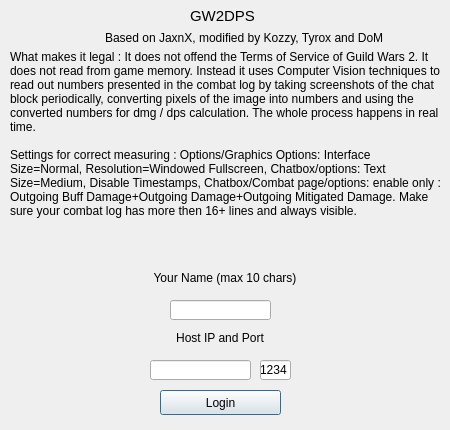
The window that mydialog.ui (Tyrox92/Gw2SPECS) describes before a commit, drawn with Qt 5.
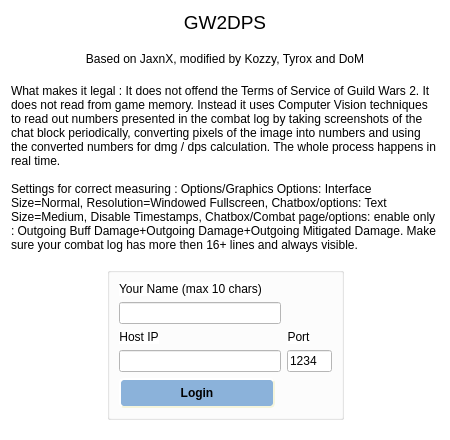
The same window after the commit.

What changed in the file:
```diff
--- a/mydialog.ui
+++ b/mydialog.ui
@@ -7,7 +7,7 @@
     <x>0</x>
     <y>0</y>
     <width>450</width>
-    <height>430</height>
+    <height>440</height>
    </rect>
   </property>
   <property name="sizePolicy">
@@ -19,180 +19,86 @@
   <property name="minimumSize">
    <size>
     <width>450</width>
-    <height>430</height>
+    <height>440</height>
    </size>
   </property>
   <property name="maximumSize">
    <size>
     <width>450</width>
-    <height>430</height>
+    <height>440</height>
    </size>
   </property>
   <property name="windowTitle">
    <string>GW2DPS</string>
   </property>
-  <widget class="QLineEdit" name="lineEdit">
-   <property name="geometry">
-    <rect>
-     <x>170</x>
-     <y>300</y>
-     <width>101</width>
-     <height>20</height>
-    </rect>
-   </property>
-   <property name="sizePolicy">
-    <sizepolicy hsizetype="Fixed" vsizetype="Fixed">
-     <horstretch>0</horstretch>
-     <verstretch>0</verstretch>
-    </sizepolicy>
-   </property>
-   <property name="maxLength">
-    <number>10</number>
-   </property>
-   <property name="readOnly">
-    <bool>false</bool>
-   </property>
-  </widget>
-  <widget class="QLabel" name="label">
-   <property name="geometry">
-    <rect>
-     <x>140</x>
-     <y>270</y>
-     <width>170</width>
-     <height>16</height>
-    </rect>
-   </property>
-   <property name="sizePolicy">
-    <sizepolicy hsizetype="Fixed" vsizetype="Fixed">
-     <horstretch>0</horstretch>
-     <verstretch>0</verstretch>
-    </sizepolicy>
-   </property>
-   <property name="text">
-    <string>Your Name (max 10 chars)</string>
-   </property>
-   <property name="alignment">
-    <set>Qt::AlignCenter</set>
-   </property>
-  </widget>
-  <widget class="QPushButton" name="pushButton">
-   <property name="geometry">
-    <rect>
-     <x>160</x>
-     <y>390</y>
-     <width>121</width>
-     <height>25</height>
-    </rect>
-   </property>
-   <property name="sizePolicy">
-    <sizepolicy hsizetype="Fixed" vsizetype="Fixed">
-     <horstretch>0</horstretch>
-     <verstretch>0</verstretch>
-    </sizepolicy>
-   </property>
-   <property name="text">
-    <string>Login</string>
-   </property>
-  </widget>
-  <widget class="QLabel" name="label_2">
-   <property name="geometry">
-    <rect>
-     <x>140</x>
-     <y>330</y>
-     <width>160</width>
-     <height>16</height>
-    </rect>
-   </property>
-   <property name="sizePolicy">
-    <sizepolicy hsizetype="Fixed" vsizetype="Fixed">
-     <horstretch>0</horstretch>
-     <verstretch>0</verstretch>
-    </sizepolicy>
-   </property>
-   <property name="text">
-    <string>Host IP and Port</string>
-   </property>
-   <property name="alignment">
-    <set>Qt::AlignCenter</set>
-   </property>
-  </widget>
-  <widget class="QLineEdit" name="lineEdit_2">
-   <property name="geometry">
-    <rect>
-     <x>150</x>
-     <y>360</y>
-     <width>101</width>
-     <height>20</height>
-    </rect>
-   </property>
-   <property name="sizePolicy">
-    <sizepolicy hsizetype="Fixed" vsizetype="Fixed">
-     <horstretch>0</horstretch>
-     <verstretch>0</verstretch>
-    </sizepolicy>
-   </property>
-   <property name="maxLength">
-    <number>15</number>
-   </property>
-  </widget>
+  <property name="styleSheet">
+   <string notr="true">background-color: rgb(255, 255, 255);</string>
+  </property>
+  <layout class="QGridLayout" name="gridLayout_2">
+   <item row="0" column="1">
   <widget class="QLabel" name="label_3">
-   <property name="geometry">
-    <rect>
-     <x>190</x>
-     <y>0</y>
-     <width>71</width>
-     <height>31</height>
-    </rect>
-   </property>
    <property name="sizePolicy">
-    <sizepolicy hsizetype="Fixed" vsizetype="Fixed">
+      <sizepolicy hsizetype="Expanding" vsizetype="Fixed">
      <horstretch>0</horstretch>
      <verstretch>0</verstretch>
     </sizepolicy>
    </property>
    <property name="font">
     <font>
-     <pointsize>11</pointsize>
-    </font>
-   </property>
+       <family>Leelawadee UI</family>
+       <pointsize>14</pointsize>
+       <weight>9</weight>
+       <italic>false</italic>
+       <bold>false</bold>
+      </font>
+     </property>
+     <property name="styleSheet">
+      <string notr="true">font: 75 14pt &quot;Leelawadee UI&quot;;</string>
+     </property>
    <property name="text">
     <string>GW2DPS</string>
    </property>
-  </widget>
+     <property name="alignment">
+      <set>Qt::AlignCenter</set>
+     </property>
+    </widget>
+   </item>
+   <item row="1" column="1">
   <widget class="QLabel" name="label_4">
-   <property name="geometry">
-    <rect>
-     <x>105</x>
-     <y>30</y>
-     <width>300</width>
-     <height>16</height>
-    </rect>
-   </property>
    <property name="sizePolicy">
-    <sizepolicy hsizetype="Fixed" vsizetype="Fixed">
+      <sizepolicy hsizetype="Expanding" vsizetype="Expanding">
      <horstretch>0</horstretch>
      <verstretch>0</verstretch>
     </sizepolicy>
    </property>
+     <property name="layoutDirection">
+      <enum>Qt::LeftToRight</enum>
+     </property>
+     <property name="styleSheet">
+      <string notr="true">font: 10pt &quot;Leelawadee UI Semilight&quot;;</string>
+     </property>
    <property name="text">
     <string>Based on JaxnX, modified by Kozzy, Tyrox and DoM</string>
    </property>
-  </widget>
+     <property name="scaledContents">
+      <bool>false</bool>
+     </property>
+     <property name="alignment">
+      <set>Qt::AlignCenter</set>
+     </property>
+    </widget>
+   </item>
+   <item row="2" column="1">
   <widget class="QLabel" name="label_7">
-   <property name="geometry">
-    <rect>
-     <x>10</x>
-     <y>50</y>
-     <width>431</width>
-     <height>211</height>
-    </rect>
-   </property>
    <property name="sizePolicy">
-    <sizepolicy hsizetype="Fixed" vsizetype="Fixed">
+      <sizepolicy hsizetype="Expanding" vsizetype="Expanding">
      <horstretch>0</horstretch>
      <verstretch>0</verstretch>
     </sizepolicy>
    </property>
+     <property name="styleSheet">
+      <string notr="true">font: 9pt &quot;Leelawadee UI Semilight&quot;;</string>
+     </property>
    <property name="text">
     <string>What makes it legal : It does not offend the Terms of Service of Guild Wars 2. It does not read from game memory. Instead it uses Computer Vision techniques to read out numbers presented in the combat log by taking screenshots of the chat block periodically, converting pixels of the image into numbers and using the converted numbers for dmg / dps calculation. The whole process happens in real time.
 
@@ -205,21 +111,188 @@
     <bool>true</bool>
    </property>
   </widget>
+   </item>
+   <item row="3" column="0">
+    <spacer name="horizontalSpacer">
+     <property name="orientation">
+      <enum>Qt::Horizontal</enum>
+     </property>
+     <property name="sizeHint" stdset="0">
+      <size>
+       <width>40</width>
+       <height>20</height>
+      </size>
+     </property>
+    </spacer>
+   </item>
+   <item row="3" column="1">
+    <widget class="QWidget" name="widget" native="true">
+     <property name="sizePolicy">
+      <sizepolicy hsizetype="Expanding" vsizetype="Expanding">
+       <horstretch>0</horstretch>
+       <verstretch>0</verstretch>
+      </sizepolicy>
+     </property>
+     <layout class="QGridLayout" name="gridLayout_3">
+      <item row="0" column="2">
+       <spacer name="horizontalSpacer_3">
+        <property name="orientation">
+         <enum>Qt::Horizontal</enum>
+        </property>
+        <property name="sizeHint" stdset="0">
+         <size>
+          <width>40</width>
+          <height>20</height>
+         </size>
+        </property>
+       </spacer>
+      </item>
+      <item row="0" column="1">
+       <widget class="QGroupBox" name="groupBox">
+        <property name="sizePolicy">
+         <sizepolicy hsizetype="Expanding" vsizetype="Expanding">
+          <horstretch>0</horstretch>
+          <verstretch>0</verstretch>
+         </sizepolicy>
+        </property>
+        <property name="title">
+         <string/>
+        </property>
+        <property name="flat">
+         <bool>true</bool>
+        </property>
+        <property name="checkable">
+         <bool>false</bool>
+        </property>
+        <layout class="QGridLayout" name="gridLayout">
+         <item row="7" column="1">
+          <widget class="QPushButton" name="pushButton">
+           <property name="sizePolicy">
+            <sizepolicy hsizetype="Expanding" vsizetype="Fixed">
+             <horstretch>0</horstretch>
+             <verstretch>0</verstretch>
+            </sizepolicy>
+           </property>
+           <property name="minimumSize">
+            <size>
+             <width>156</width>
+             <height>0</height>
+            </size>
+           </property>
+           <property name="styleSheet">
+            <string notr="true">QPushButton#pushButton {
+    background-color: #8BB2DA;
+    border-style: outset;
+    border-width: 2px;
+    border-radius: 5px;
+    border-color: beige;
+    font: bold 12px;
+    min-width: 10em;
+    padding: 6px;
+}
+QPushButton#pushButton:pressed {
+    background-color: rgb(224, 0, 0);
+    border-style: inset;
+}</string>
+           </property>
+           <property name="text">
+            <string>Login</string>
+           </property>
+           <property name="autoExclusive">
+            <bool>false</bool>
+           </property>
+           <property name="autoDefault">
+            <bool>true</bool>
+           </property>
+           <property name="default">
+            <bool>false</bool>
+           </property>
+           <property name="flat">
+            <bool>false</bool>
+           </property>
+          </widget>
+         </item>
+         <item row="0" column="1" colspan="3">
+          <widget class="QLabel" name="label">
+           <property name="sizePolicy">
+            <sizepolicy hsizetype="Fixed" vsizetype="Fixed">
+             <horstretch>0</horstretch>
+             <verstretch>0</verstretch>
+            </sizepolicy>
+           </property>
+           <property name="text">
+            <string>Your Name (max 10 chars)</string>
+           </property>
+           <property name="alignment">
+            <set>Qt::AlignCenter</set>
+           </property>
+          </widget>
+         </item>
+         <item row="2" column="1" colspan="2">
+          <widget class="QLineEdit" name="lineEdit">
+           <property name="sizePolicy">
+            <sizepolicy hsizetype="Expanding" vsizetype="Fixed">
+             <horstretch>0</horstretch>
+             <verstretch>0</verstretch>
+            </sizepolicy>
+           </property>
+           <property name="maxLength">
+            <number>10</number>
+           </property>
+           <property name="readOnly">
+            <bool>false</bool>
+           </property>
+          </widget>
+         </item>
+         <item row="3" column="1">
+          <widget class="QLabel" name="label_2">
+           <property name="sizePolicy">
+            <sizepolicy hsizetype="Fixed" vsizetype="Fixed">
+             <horstretch>0</horstretch>
+             <verstretch>0</verstretch>
+            </sizepolicy>
+           </property>
+           <property name="text">
+            <string>Host IP</string>
+           </property>
+           <property name="alignment">
+            <set>Qt::AlignCenter</set>
+           </property>
+          </widget>
+         </item>
+         <item row="4" column="1" colspan="2">
+          <widget class="QLineEdit" name="lineEdit_2">
+           <property name="sizePolicy">
+            <sizepolicy hsizetype="Expanding" vsizetype="Fixed">
+             <horstretch>0</horstretch>
+             <verstretch>0</verstretch>
+            </sizepolicy>
+           </property>
+           <property name="maxLength">
+            <number>15</number>
+           </property>
+          </widget>
+         </item>
+         <item row="4" column="3">
   <widget class="QLineEdit" name="lineEdit_3">
-   <property name="geometry">
-    <rect>
-     <x>260</x>
-     <y>360</y>
-     <width>31</width>
-     <height>20</height>
-    </rect>
-   </property>
    <property name="sizePolicy">
-    <sizepolicy hsizetype="Fixed" vsizetype="Fixed">
+            <sizepolicy hsizetype="Expanding" vsizetype="Fixed">
      <horstretch>0</horstretch>
      <verstretch>0</verstretch>
     </sizepolicy>
    </property>
+           <property name="minimumSize">
+            <size>
+             <width>45</width>
+             <height>0</height>
+            </size>
+           </property>
+           <property name="maximumSize">
+            <size>
+             <width>45</width>
+             <height>16777215</height>
+            </size>
+           </property>
    <property name="text">
     <string>1234</string>
    </property>
@@ -227,6 +300,56 @@
     <number>4</number>
    </property>
   </widget>
+         </item>
+         <item row="3" column="3">
+          <widget class="QLabel" name="label_5">
+           <property name="sizePolicy">
+            <sizepolicy hsizetype="Fixed" vsizetype="Fixed">
+             <horstretch>0</horstretch>
+             <verstretch>0</verstretch>
+            </sizepolicy>
+           </property>
+           <property name="text">
+            <string>Port</string>
+           </property>
+           <property name="alignment">
+            <set>Qt::AlignCenter</set>
+           </property>
+          </widget>
+         </item>
+        </layout>
+       </widget>
+      </item>
+      <item row="0" column="0">
+       <spacer name="horizontalSpacer_4">
+        <property name="orientation">
+         <enum>Qt::Horizontal</enum>
+        </property>
+        <property name="sizeHint" stdset="0">
+         <size>
+          <width>40</width>
+          <height>20</height>
+         </size>
+        </property>
+       </spacer>
+      </item>
+     </layout>
+    </widget>
+   </item>
+   <item row="3" column="2">
+    <spacer name="horizontalSpacer_2">
+     <property name="orientation">
+      <enum>Qt::Horizontal</enum>
+     </property>
+     <property name="sizeHint" stdset="0">
+      <size>
+       <width>40</width>
+       <height>20</height>
+      </size>
+     </property>
+    </spacer>
+   </item>
+  </layout>
  </widget>
  <resources/>
  <connections/>
```
Left out of the diff: 3 changed lines with no effect on the pictures. Lines whose indentation alone changed are shown as unchanged.
